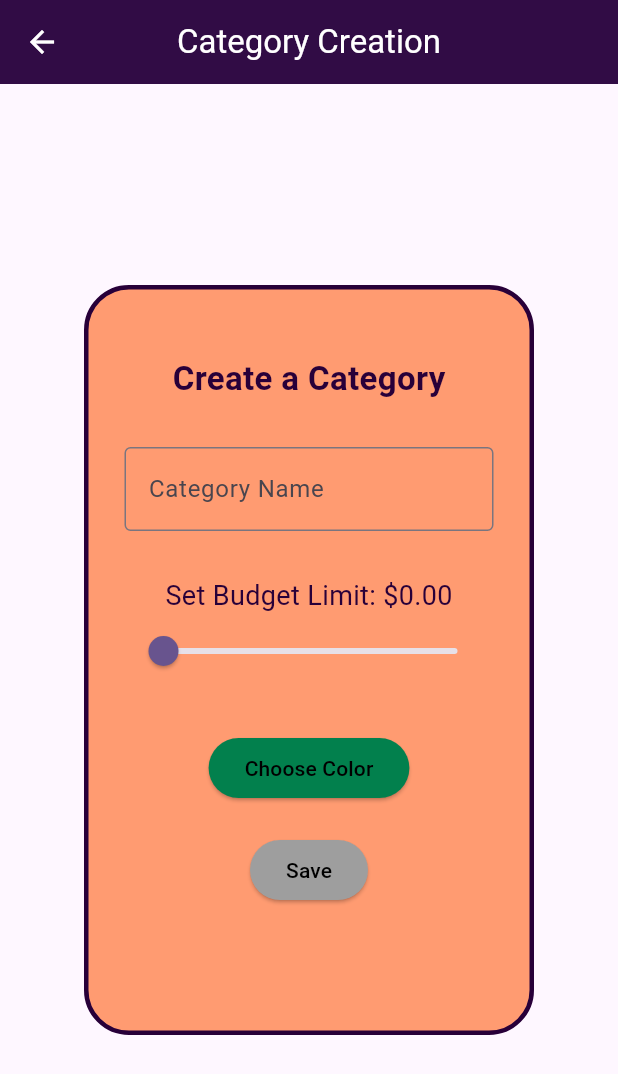
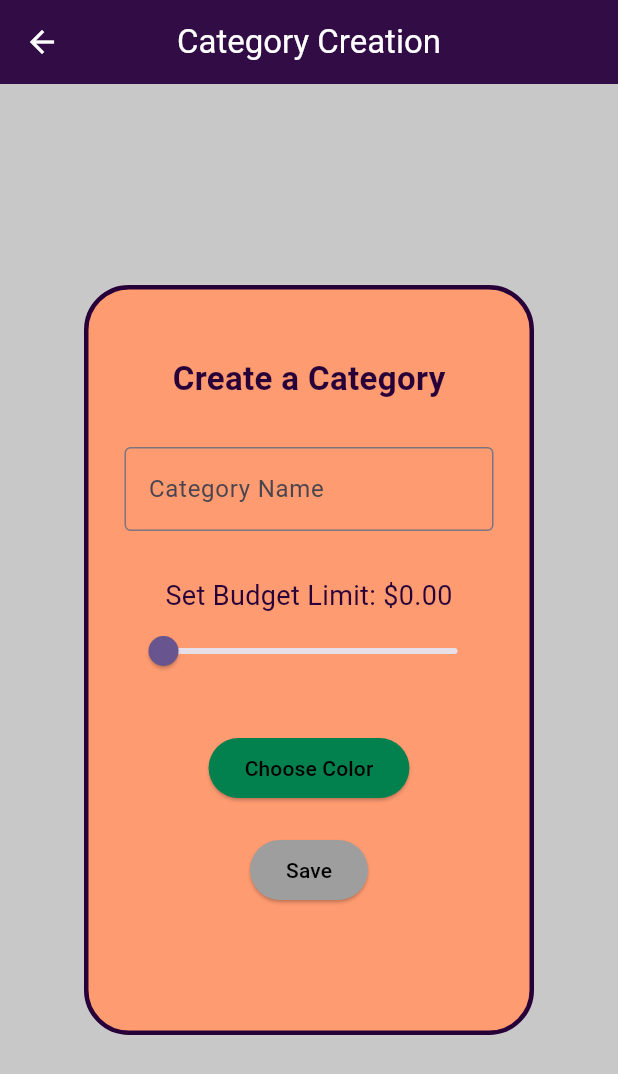
Before and after one commit to Cos229-239/2025_09_Team3, a Flutter app: the CategoriesScreen screen opened directly, after a tap on "Create Category", on a phone screen of 412 x 824 dp. Shown: the top 1074 px of the screen. Run offline on Flutter 3.47's test engine with Material 3 defaults, Android fonts, the phone set to English and light mode, and no system bars; our stand-ins replace fl_chart, flutter_colorpicker.

Commit message:
Changed Background colors in Categories pages

```diff
--- a/pocketbook/lib/categories_screen.dart
+++ b/pocketbook/lib/categories_screen.dart
@@ -23,6 +23,7 @@ void addCategory(Category category) {
   @override
   Widget build(BuildContext context) {
     return Scaffold(
+       backgroundColor: const Color.fromARGB(255, 200, 200, 200),
       appBar: AppBar(
         title: const Text('Categories'),
         centerTitle: true,
--- a/pocketbook/lib/category_creation.dart
+++ b/pocketbook/lib/category_creation.dart
@@ -28,7 +28,7 @@ class _CategoryCreationState extends State<CategoryCreation> {
   @override
   Widget build(BuildContext context) {
     return Scaffold(
-
+       backgroundColor: const Color.fromARGB(255, 200, 200, 200),
       appBar: AppBar(
         title: const Text('Category Creation'),
         centerTitle: true,
@@ -44,6 +44,7 @@ class _CategoryCreationState extends State<CategoryCreation> {
         ),
       ),
       body: Center(
+
         child: Container(
           width: 300,
           height: 500,
@@ -89,8 +90,8 @@ class _CategoryCreationState extends State<CategoryCreation> {
                 Slider(
                    value: _budgetValue,
                    min: 0,
-                   max: 5000,
-                   divisions: 100,
+                   max: 2000,
+                   divisions: 200,
                    label: '$_budgetValue',
                    onChanged: (value) {
                      setState(() {
```
